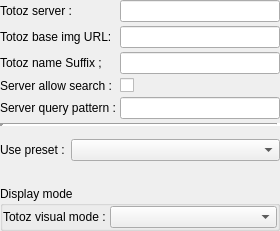
This is ui/settingsmanager/qqtotozsettings.ui in dguihal/quteqoin as Qt 5 draws it before an edit. The edited form follows.
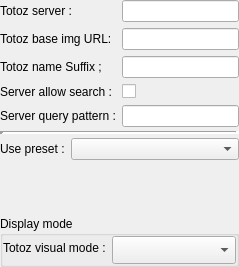
This is the edited form.

What changed in the file:
```diff
--- a/ui/settingsmanager/qqtotozsettings.ui
+++ b/ui/settingsmanager/qqtotozsettings.ui
@@ -6,8 +6,8 @@
    <rect>
     <x>0</x>
     <y>0</y>
-    <width>280</width>
-    <height>231</height>
+    <width>239</width>
+    <height>267</height>
    </rect>
   </property>
   <property name="windowTitle">
@@ -39,10 +39,10 @@
      </property>
      <layout class="QFormLayout" name="formLayout">
       <property name="horizontalSpacing">
-       <number>4</number>
+       <number>6</number>
       </property>
       <property name="verticalSpacing">
-       <number>4</number>
+       <number>6</number>
       </property>
       <property name="leftMargin">
        <number>0</number>
@@ -138,9 +138,15 @@
       <property name="leftMargin">
        <number>0</number>
       </property>
+      <property name="topMargin">
+       <number>0</number>
+      </property>
       <property name="rightMargin">
        <number>0</number>
       </property>
+      <property name="bottomMargin">
+       <number>0</number>
+      </property>
       <item row="0" column="0">
        <widget class="QLabel" name="presetLbl">
         <property name="text">
@@ -180,10 +186,10 @@
      </property>
      <layout class="QFormLayout" name="formLayout_2">
       <property name="horizontalSpacing">
-       <number>4</number>
+       <number>6</number>
       </property>
       <property name="verticalSpacing">
-       <number>4</number>
+       <number>6</number>
       </property>
       <property name="leftMargin">
        <number>0</number>
```
